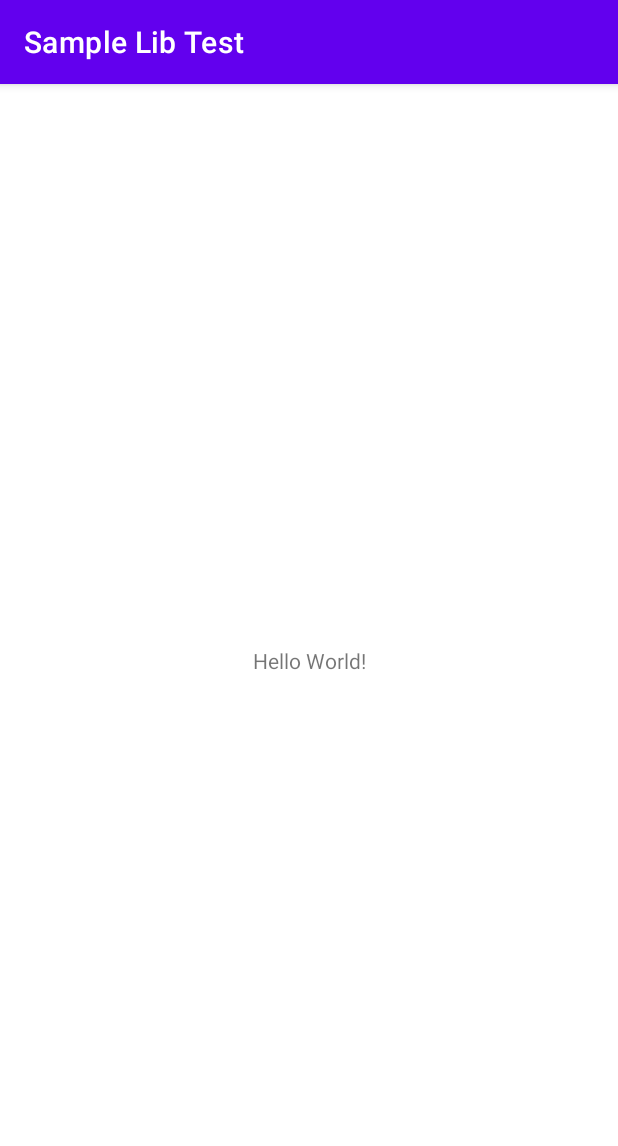
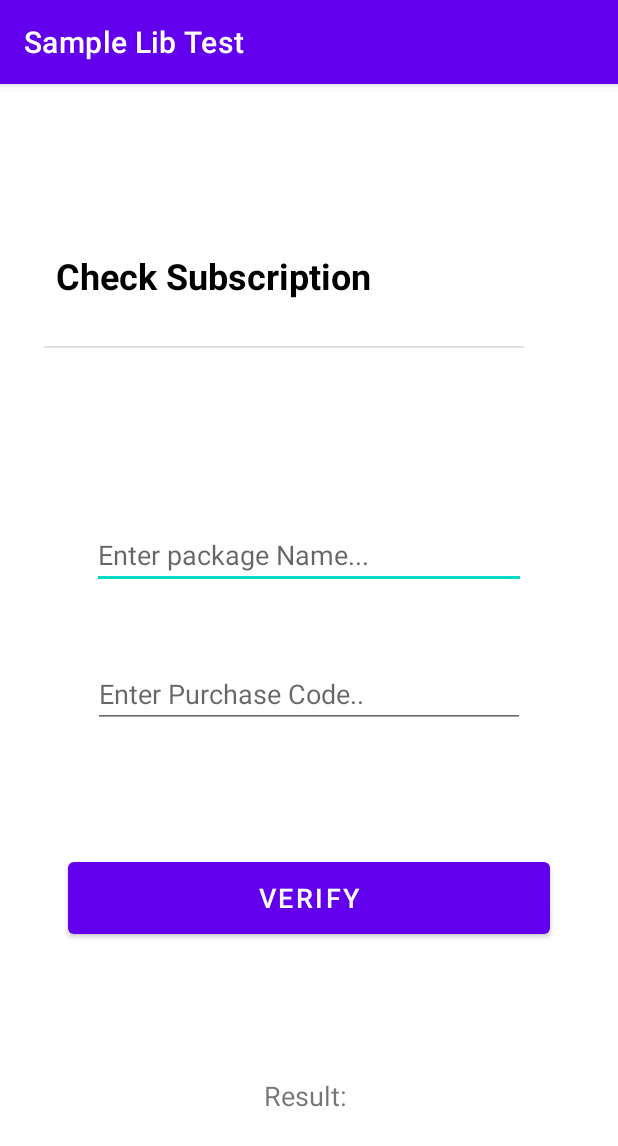
Before and after one commit to CharmiloNarane/app_license_verification_lib, an Android app: the screen it shows after launch (MainActivity), on a phone screen of 412 x 824 dp. Shown: the top 1146 px of the screen. Run offline under Robolectric (Android 15) with nearby library versions, the phone set to English and light mode, and no system bars; our stand-ins replace Volley.

Commit message:
added android app for testing

```diff
--- a/SampleTestApp/app/src/main/AndroidManifest.xml
+++ b/SampleTestApp/app/src/main/AndroidManifest.xml
@@ -1,6 +1,8 @@
 <?xml version="1.0" encoding="utf-8"?>
 <manifest xmlns:android="http://schemas.android.com/apk/res/android"
-    package="com.example.samplelibtest">
+    package="com.example.aaaa">
+
+    <uses-permission android:name="android.permission.INTERNET" />
 
     <application
         android:allowBackup="true"
@@ -9,6 +11,7 @@
         android:roundIcon="@mipmap/ic_launcher_round"
         android:supportsRtl="true"
         android:theme="@style/Theme.SampleLibTest">
+        <activity android:name=".ValidationResult"></activity>
         <activity android:name=".MainActivity">
             <intent-filter>
                 <action android:name="android.intent.action.MAIN" />
--- /dev/null
+++ b/SampleTestApp/app/src/main/java/com/example/aaaa/MainActivity.java
@@ -0,0 +1,115 @@
+package com.example.aaaa;
+
+import androidx.appcompat.app.AppCompatActivity;
+
+import android.content.Intent;
+import android.os.Bundle;
+import android.widget.Button;
+import android.widget.EditText;
+import android.widget.TextView;
+import android.widget.Toast;
+
+import com.android.volley.Request;
+import com.android.volley.RequestQueue;
+import com.android.volley.Response;
+import com.android.volley.VolleyError;
+import com.android.volley.toolbox.JsonArrayRequest;
+import com.android.volley.toolbox.Volley;
+import com.example.aaaa.model.SubscriptionModal;
+
+import org.json.JSONArray;
+import org.json.JSONException;
+import org.json.JSONObject;
+
+import java.util.ArrayList;
+
+public class MainActivity extends AppCompatActivity {
+
+    private EditText purchaseCode, packageName;
+    private TextView txtResult;
+    private Button btnVerify;
+    private String purchase_code, result;
+    public String package_name, apiUrl;
+    private ArrayList<SubscriptionModal> subscriptionModalList;
+
+    @Override
+    protected void onCreate(Bundle savedInstanceState) {
+        super.onCreate(savedInstanceState);
+        setContentView(R.layout.activity_main);
+
+        subscriptionModalList = new ArrayList<>();
+
+        result = "";
+        purchaseCode = findViewById(R.id.edtPurchaseCode);
+        packageName = findViewById(R.id.edtPackageName);
+        txtResult = findViewById(R.id.txtResult);
+        btnVerify = findViewById(R.id.btnVerify);
+
+        btnVerify.setOnClickListener(v -> {
+            //getting values filled on validation form to check and comapre with server API data
+            package_name = packageName.getText().toString();
+            purchase_code = purchaseCode.getText().toString();
+            apiUrl = "https://package.evisions.tech/check_validation.php?package_name="+package_name;
+
+            //creating a new variable for our requestQueue
+            RequestQueue queue = Volley.newRequestQueue(MainActivity.this);
+            // in this case the data we are getting is in the form
+            // of array so we are making a json array request.  below is the line where we are making an json array
+            // request and then extracting data from each json object.
+            JsonArrayRequest jsonArrayRequest = new JsonArrayRequest(Request.Method.GET, apiUrl, null, response -> {
+                for (int i = 0; i < response.length(); i++) {
+                    //creating  a new Json object and getting each
+                    //object from our json array.
+                    try {
+                        // we are getting each json object.
+                        JSONObject responseObj = response.getJSONObject(i);
+                        // now we get our response from API in json object format.
+                        // in below line we are extracting a string with
+                        // its key value from our json object.
+                        // similarly we are extracting all the strings from our json object.
+                        String apiPackage = responseObj.getString("package_name");
+                        String apiPurchaseCode = responseObj.getString("purchase_code");
+                        int apiStatus = responseObj.getInt("status");
+
+                        Toast.makeText(MainActivity.this, "status= "+apiStatus+"", Toast.LENGTH_LONG).show();
+
+                        if (apiStatus == 1){
+                            if ( apiPackage.equalsIgnoreCase(package_name) && apiPurchaseCode.equalsIgnoreCase(purchase_code)){
+                                //subcription status is valid and user inputed data matches with api data
+                                Toast.makeText(MainActivity.this, "Match Success",Toast.LENGTH_LONG).show();
+                                txtResult.setText("Result: Match Success");
+                                subscriptionModalList.add(new SubscriptionModal(apiPackage, apiPurchaseCode));
+
+                                //Send user to Home screen
+                                Intent intent = new Intent(this, ValidationResult.class);
+                                startActivity(intent);
+                            }
+                        }else if(apiStatus == 0){
+                            Toast.makeText(MainActivity.this, "Inactive Subscription!",Toast.LENGTH_LONG).show();
+                            System.exit(1);
+                        }else{
+
+                        }
+
+                    } catch (JSONException e) {
+                        e.printStackTrace();
+                    }
+                }
+
+                packageName.setText("");
+                purchaseCode.setText("");
+                Toast.makeText(MainActivity.this, "No Match!",Toast.LENGTH_LONG).show();
+                System.exit(1);
+            }, new Response.ErrorListener() {
+                @Override
+                public void onErrorResponse(VolleyError error) {
+                    Toast.makeText(MainActivity.this, "Failed to get API data", Toast.LENGTH_LONG).show();
+                }
+            });
+            queue.add(jsonArrayRequest);
+        });
+
+    }
+
+
+}
--- a/SampleTestApp/app/src/main/java/com/example/samplelibtest/MainActivity.java
+++ b/SampleTestApp/app/src/main/java/com/example/aaaa/ValidationResult.java
@@ -1,14 +1,14 @@
-package com.example.samplelibtest;
+package com.example.aaaa;
 
 import androidx.appcompat.app.AppCompatActivity;
 
 import android.os.Bundle;
 
-public class MainActivity extends AppCompatActivity {
+public class ValidationResult extends AppCompatActivity {
 
     @Override
     protected void onCreate(Bundle savedInstanceState) {
         super.onCreate(savedInstanceState);
-        setContentView(R.layout.activity_main);
+        setContentView(R.layout.activity_validation_result);
     }
 }
--- a/SampleTestApp/app/src/main/res/layout/activity_main.xml
+++ b/SampleTestApp/app/src/main/res/layout/activity_main.xml
@@ -7,12 +7,85 @@
     tools:context=".MainActivity">
 
     <TextView
+        android:id="@+id/edtTitle"
         android:layout_width="wrap_content"
         android:layout_height="wrap_content"
-        android:text="Hello World!"
-        app:layout_constraintBottom_toBottomOf="parent"
-        app:layout_constraintLeft_toLeftOf="parent"
-        app:layout_constraintRight_toRightOf="parent"
+        android:layout_marginStart="8dp"
+        android:layout_marginTop="100dp"
+        android:layout_marginBottom="19dp"
+        android:text="Check Subscription"
+        android:textColor="@color/black"
+        android:textSize="24sp"
+        android:textStyle="bold"
+        app:layout_constraintBottom_toTopOf="@+id/divider"
+        app:layout_constraintStart_toStartOf="@+id/divider"
         app:layout_constraintTop_toTopOf="parent" />
 
+    <View
+        android:id="@+id/divider"
+        android:layout_width="320dp"
+        android:layout_height="1dp"
+        android:layout_marginStart="29dp"
+        android:layout_marginBottom="104dp"
+        android:background="?android:attr/listDivider"
+        app:layout_constraintBottom_toTopOf="@+id/edtPackageName"
+        app:layout_constraintStart_toStartOf="parent"
+        app:layout_constraintTop_toBottomOf="@+id/edtTitle" />
+
+    <Button
+        android:id="@+id/btnVerify"
+        android:layout_width="0dp"
+        android:layout_height="60dp"
+        android:layout_marginStart="45dp"
+        android:layout_marginEnd="45dp"
+        android:layout_marginBottom="78dp"
+        android:text="Verify"
+        android:textSize="18sp"
+        app:layout_constraintBottom_toTopOf="@+id/txtResult"
+        app:layout_constraintEnd_toEndOf="parent"
+        app:layout_constraintStart_toStartOf="parent"
+        app:layout_constraintTop_toBottomOf="@+id/edtPurchaseCode" />
+
+    <TextView
+        android:id="@+id/txtResult"
+        android:layout_width="wrap_content"
+        android:layout_height="wrap_content"
+        android:layout_marginBottom="70dp"
+        android:text="Result: "
+        android:textSize="18sp"
+        app:layout_constraintBottom_toBottomOf="parent"
+        app:layout_constraintEnd_toEndOf="parent"
+        app:layout_constraintStart_toStartOf="parent"
+        app:layout_constraintTop_toBottomOf="@+id/btnVerify" />
+
+    <EditText
+        android:id="@+id/edtPackageName"
+        android:layout_width="0dp"
+        android:layout_height="wrap_content"
+        android:layout_marginStart="61dp"
+        android:layout_marginEnd="61dp"
+        android:layout_marginBottom="36dp"
+        android:ems="10"
+        android:hint="Enter package Name..."
+        android:inputType="textPersonName"
+        app:layout_constraintBottom_toTopOf="@+id/edtPurchaseCode"
+        app:layout_constraintEnd_toEndOf="parent"
+        app:layout_constraintStart_toStartOf="parent"
+        app:layout_constraintTop_toBottomOf="@+id/divider" />
+
+    <EditText
+        android:id="@+id/edtPurchaseCode"
+        android:layout_width="0dp"
+        android:layout_height="wrap_content"
+        android:layout_marginStart="62dp"
+        android:layout_marginEnd="62dp"
+        android:layout_marginBottom="72dp"
+        android:ems="10"
+        android:hint="Enter Purchase Code.."
+        android:inputType="textPersonName"
+        app:layout_constraintBottom_toTopOf="@+id/btnVerify"
+        app:layout_constraintEnd_toEndOf="parent"
+        app:layout_constraintStart_toStartOf="parent"
+        app:layout_constraintTop_toBottomOf="@+id/edtPackageName" />
+
 </androidx.constraintlayout.widget.ConstraintLayout>
```
Also changed, not shown: SampleTestApp/app/build.gradle (+6 -2 lines), SampleTestApp/app/src/main/java/com/example/aaaa/model/SubscriptionModal.java (added, +30 -0 lines), SampleTestApp/app/src/main/res/layout/activity_validation_result.xml (added, +19 -0 lines), 5 other files.
